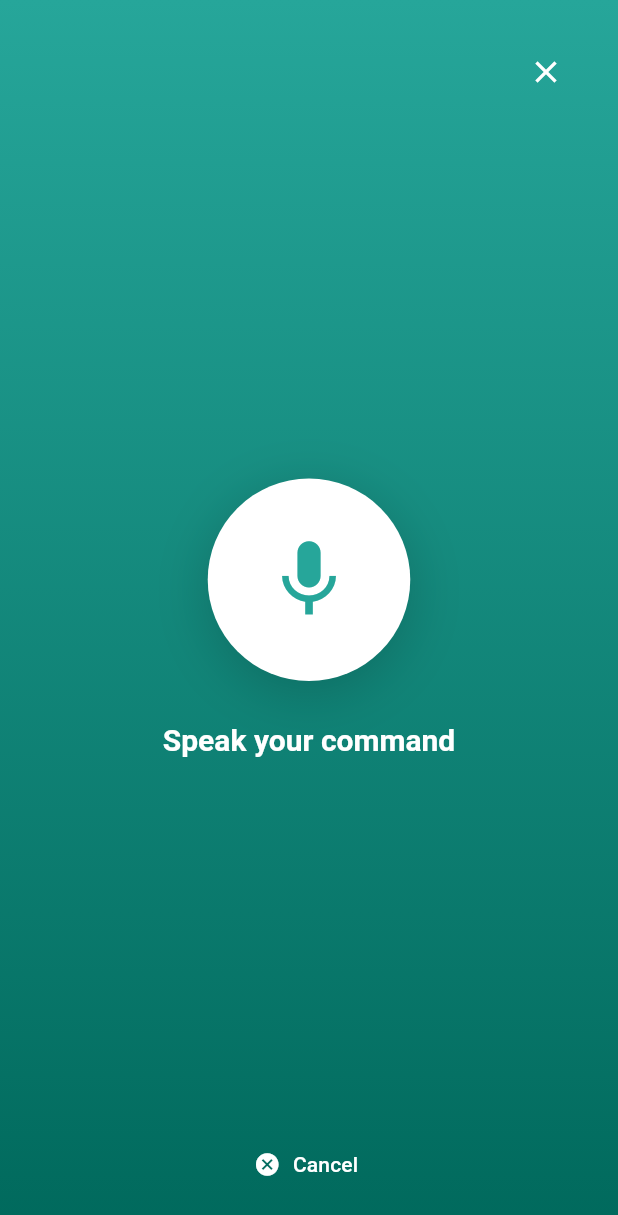
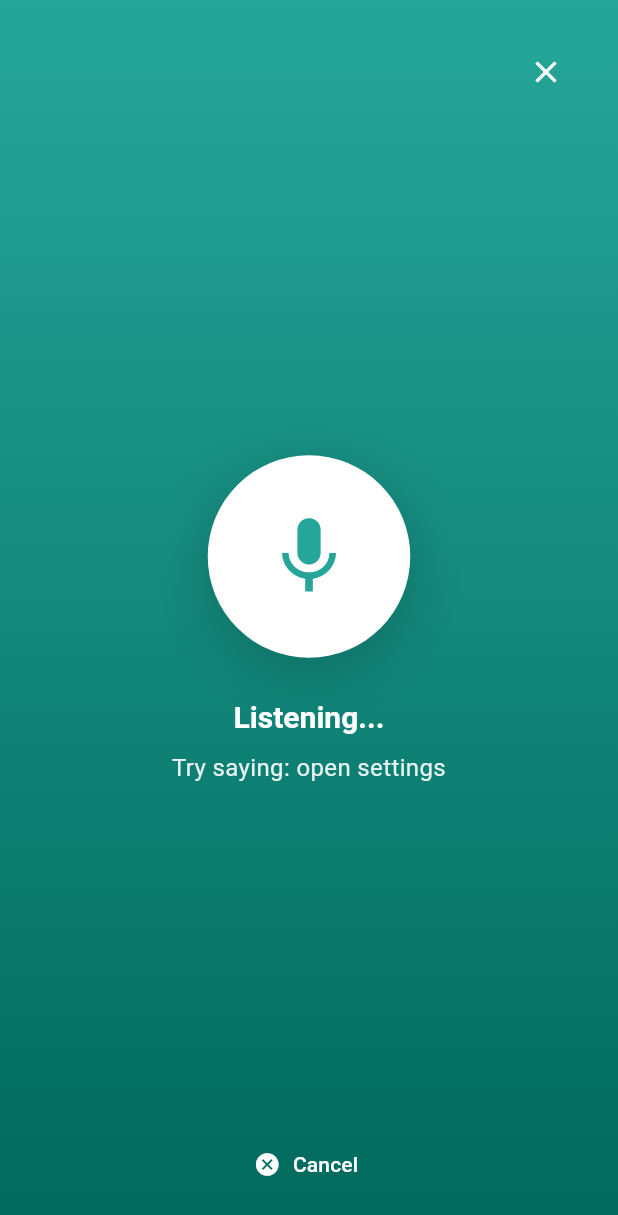
Before and after one commit to mog4ku-mono/blindsort, a Flutter app: the _VoiceSearchScreen widget shown alone on an empty page, opened directly, on a phone screen of 412 x 824 dp. Shown: the top 1215 px of the screen. Run offline on Flutter 3.47's test engine with Material 3 defaults, Android fonts, the light colour scheme and no system bars; our stand-ins replace device_preview, speech_to_text.

Commit message:
fix(voice): show interim text and submit on pause

```diff
--- a/lib/services/voice_service.dart
+++ b/lib/services/voice_service.dart
@@ -1,7 +1,9 @@
 import 'package:speech_to_text/speech_to_text.dart';
 
 /// Wraps speech_to_text so the app can start and stop listening without
-/// knowing the package API. Text is handed back through a callback.
+/// knowing the package API. Every recognised phrase (interim or final) is
+/// handed back through the callback, so the overlay can show what the
+/// microphone is hearing as the user speaks.
 class VoiceService {
   final SpeechToText _speech = SpeechToText();
   bool _available = false;
@@ -15,19 +17,17 @@ class VoiceService {
   }
 
   Future<void> listen({
-    required void Function(String text) onResult,
-    void Function()? onDone,
+    required void Function(String text, bool isFinal) onResult,
   }) async {
     if (!_available) return;
     await _speech.listen(
       onResult: (result) {
-        if (result.finalResult) {
-          onResult(result.recognizedWords);
-        }
+        onResult(result.recognizedWords, result.finalResult);
       },
       listenOptions: SpeechListenOptions(
-        listenFor: const Duration(seconds: 12),
-        pauseFor: const Duration(seconds: 2),
+        listenFor: const Duration(seconds: 15),
+        pauseFor: const Duration(seconds: 3),
+        partialResults: true,
       ),
     );
   }
--- a/lib/widgets/voice_search_overlay.dart
+++ b/lib/widgets/voice_search_overlay.dart
@@ -38,21 +38,21 @@ class _VoiceSearchScreen extends StatefulWidget {
 
 class _VoiceSearchScreenState extends State<_VoiceSearchScreen>
     with SingleTickerProviderStateMixin {
-  static const _statuses = [
-    'Listening...',
-    'Speak your command',
-    "I'm listening...",
+  static const _hints = [
     'Try saying: open settings',
-    'Say: open file browser',
+    'Try saying: open file browser',
+    'Try saying: go home',
   ];
 
   final VoiceService _voice = VoiceService();
   late final AnimationController _pulse;
   late final Animation<double> _pulseAnim;
-  Timer? _statusTimer;
+  Timer? _hintTimer;
   Timer? _autoDismiss;
-  int _statusIndex = 0;
+  Timer? _submitTimer;
+  int _hintIndex = 0;
   bool _speechReady = false;
+  String _lastHeard = '';
 
   @override
   void initState() {
@@ -65,11 +65,11 @@ class _VoiceSearchScreenState extends State<_VoiceSearchScreen>
       begin: 0.9,
       end: 1.08,
     ).animate(CurvedAnimation(parent: _pulse, curve: Curves.easeInOut));
-    _statusTimer = Timer.periodic(const Duration(milliseconds: 1500), (_) {
+    _hintTimer = Timer.periodic(const Duration(milliseconds: 2500), (_) {
       if (!mounted) return;
-      setState(() => _statusIndex = (_statusIndex + 1) % _statuses.length);
+      setState(() => _hintIndex = (_hintIndex + 1) % _hints.length);
     });
-    _autoDismiss = Timer(const Duration(seconds: 12), () {
+    _autoDismiss = Timer(const Duration(seconds: 20), () {
       if (!mounted) return;
       Navigator.of(context).pop();
     });
@@ -80,34 +80,56 @@ class _VoiceSearchScreenState extends State<_VoiceSearchScreen>
     final ok = await _voice.init();
     if (!mounted) return;
     if (!ok) {
-      setState(() {
-        _speechReady = false;
-        _statusIndex = 0;
-      });
+      setState(() => _speechReady = false);
       return;
     }
     setState(() => _speechReady = true);
     await _voice.listen(
-      onResult: (text) {
+      onResult: (text, isFinal) {
         if (!mounted) return;
-        final intent = VoiceCommandParser.parse(text);
-        Navigator.of(context).pop(intent);
+        // Show what the microphone is hearing in real time.
+        setState(() => _lastHeard = text);
+        // Reset the auto-submit window on every new phrase.
+        _submitTimer?.cancel();
+        if (isFinal && text.isNotEmpty) {
+          _submitPhrase(text);
+          return;
+        }
+        // If the browser never sends a "final" flag, submit after a pause.
+        if (text.isNotEmpty) {
+          _submitTimer = Timer(const Duration(milliseconds: 1500), () {
+            if (!mounted) return;
+            _submitPhrase(_lastHeard);
+          });
+        }
       },
     );
+  }
+
+  void _submitPhrase(String text) {
+    final trimmed = text.trim();
+    if (trimmed.isEmpty) return;
+    final intent = VoiceCommandParser.parse(trimmed);
+    Navigator.of(context).pop(intent);
   }
 
   @override
   void dispose() {
     _voice.stop();
     _pulse.dispose();
-    _statusTimer?.cancel();
+    _hintTimer?.cancel();
     _autoDismiss?.cancel();
+    _submitTimer?.cancel();
     super.dispose();
   }
 
   @override
   Widget build(BuildContext context) {
     final theme = Theme.of(context);
+    final displayText = _lastHeard.isEmpty
+        ? (_speechReady ? _hints[_hintIndex] : 'Microphone not available')
+        : '"$_lastHeard"';
+
     return Material(
       color: Colors.transparent,
       child: Container(
@@ -160,17 +182,23 @@ class _VoiceSearchScreenState extends State<_VoiceSearchScreen>
                   ),
                 ),
                 const SizedBox(height: AppSpacing.lg),
+                Text(
+                  _speechReady ? 'Listening...' : 'Microphone not available',
+                  style: theme.textTheme.headlineSmall?.copyWith(
+                    color: Colors.white,
+                  ),
+                ),
+                const SizedBox(height: AppSpacing.sm),
                 AnimatedSwitcher(
                   duration: const Duration(milliseconds: 300),
-                  transitionBuilder: (child, anim) =>
-                      FadeTransition(opacity: anim, child: child),
                   child: Text(
-                    _speechReady
-                        ? _statuses[_statusIndex]
-                        : 'Microphone not available',
-                    key: ValueKey(_statusIndex),
-                    style: theme.textTheme.headlineSmall?.copyWith(
-                      color: Colors.white,
+                    displayText,
+                    key: ValueKey(displayText),
+                    style: theme.textTheme.bodyMedium?.copyWith(
+                      color: Colors.white.withValues(alpha: 0.9),
+                      fontStyle: _lastHeard.isEmpty
+                          ? FontStyle.normal
+                          : FontStyle.italic,
                     ),
                     textAlign: TextAlign.center,
                   ),
```
